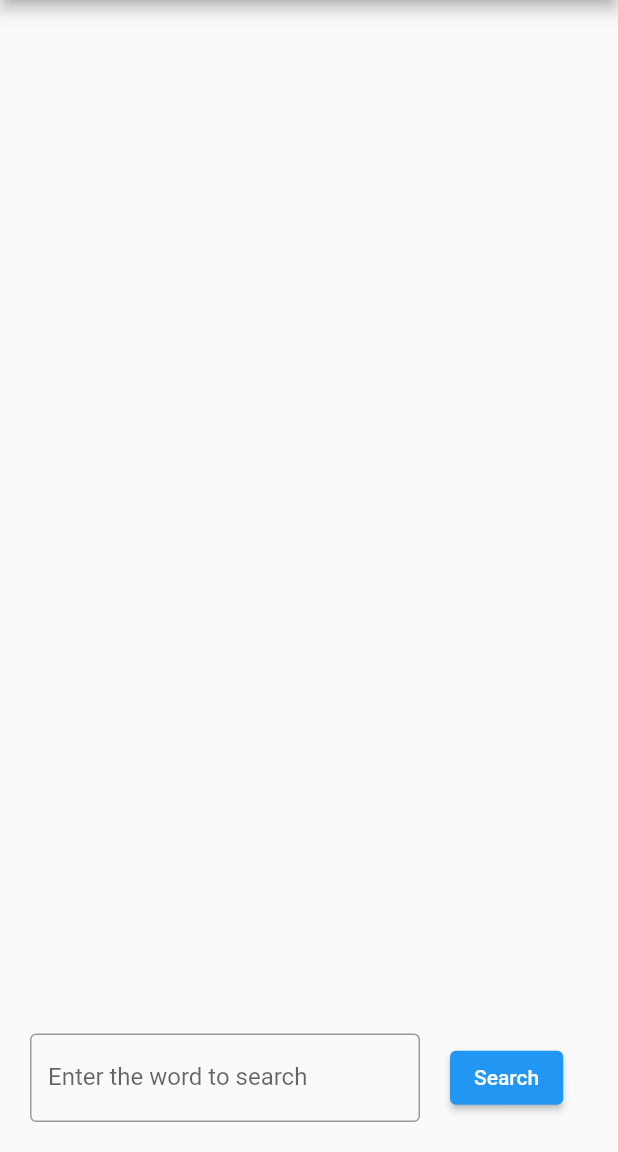
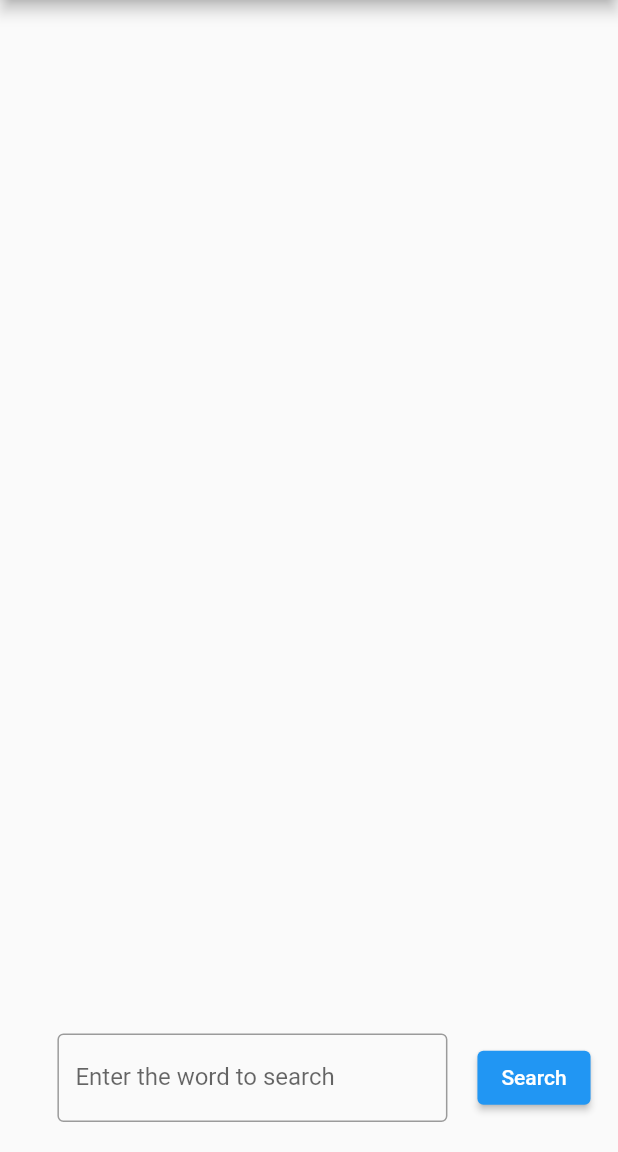
Before and after one commit to Rachit2030/FLUTTER-AI-CHAT-APP, a Flutter app: the screen it shows after launch, on a phone screen of 412 x 824 dp, the part 84-1236 px from its top. Run offline on Flutter 3.47's test engine with Material 2 defaults, Android fonts, the phone set to English and light mode, and no system bars; our stand-ins replace transparent_image.

Commit message:
Update Text Field Alignment

```diff
--- a/lib/main.dart
+++ b/lib/main.dart
@@ -100,6 +100,7 @@ class _MyAppState extends State<MyApp> {
               alignment: Alignment.center,
               child: Row(
                 children: <Widget>[
+                  Spacer(),
                   Container(
                     padding: const EdgeInsets.all(20),
                     alignment: Alignment.center,
@@ -123,10 +124,11 @@ class _MyAppState extends State<MyApp> {
                       textInputController.text = "";
                     },
                     child: const Text("Search"),
-                  )
+                  ),
+                  Spacer(),
                 ],
               ),
-            )
+            ),
           ],
         ),
       ),
```
